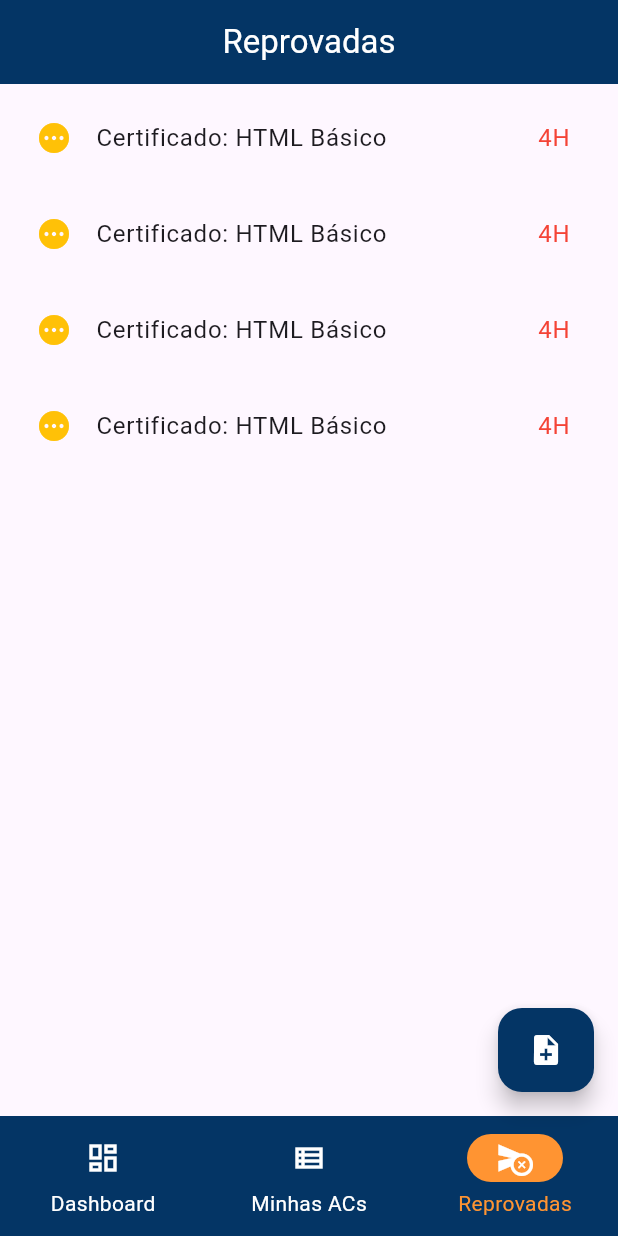
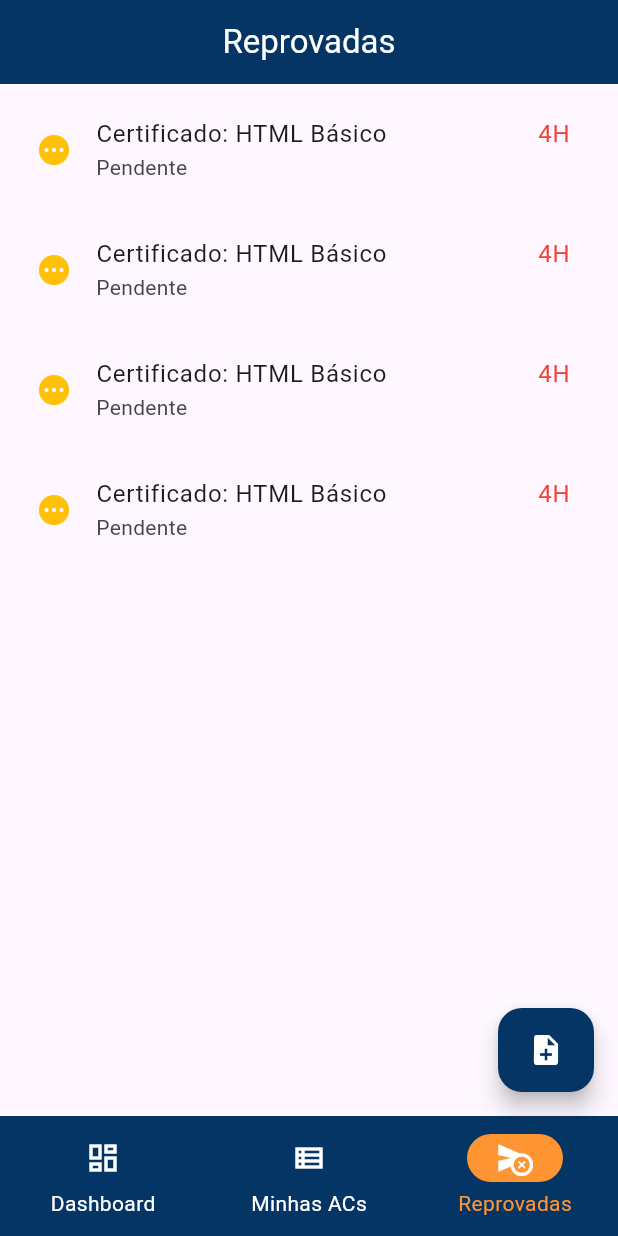
Before and after one commit to GabrielTurri/ac-smart-mobile, a Flutter app: the screen it shows after launch, swiped to page 3, on a phone screen of 412 x 824 dp. Run offline on Flutter 3.47's test engine with Material 3 defaults, Android fonts, the phone set to English and light mode, and no system bars; our stand-ins replace go_router.

Commit message:
adicionado subtíitulo

```diff
--- a/lib/pages/ui/activity_container.dart
+++ b/lib/pages/ui/activity_container.dart
@@ -59,6 +59,7 @@ class ActivityContainer extends StatelessWidget {
           ),
         ],
       ),
+      subtitle: Text(atividade.status),
     );
     // return Container(
     //   width: double.infinity,
```
